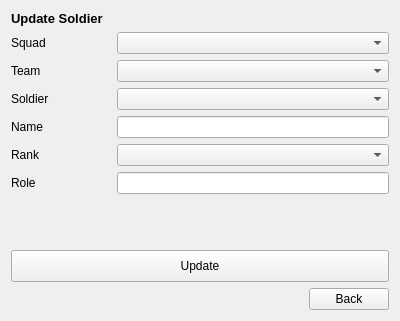
Old version of the form Views/updatesoldierview.ui in the repository MehmetHY/MilitaryOutpostManagement-Qt5.
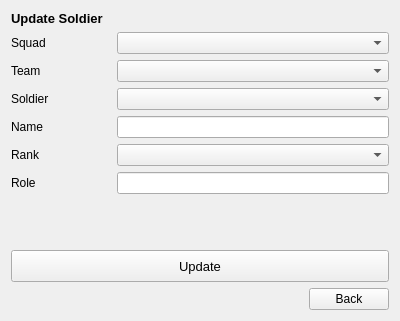
New version of the form.

Commit message: rearranged update team ui

The edit to the form file:
```diff
--- a/Views/updatesoldierview.ui
+++ b/Views/updatesoldierview.ui
@@ -197,6 +197,11 @@
        <height>32</height>
       </size>
      </property>
+     <property name="font">
+      <font>
+       <pointsize>10</pointsize>
+      </font>
+     </property>
      <property name="cursor">
       <cursorShape>PointingHandCursor</cursorShape>
      </property>
```
The commit also changes 4 other files.
